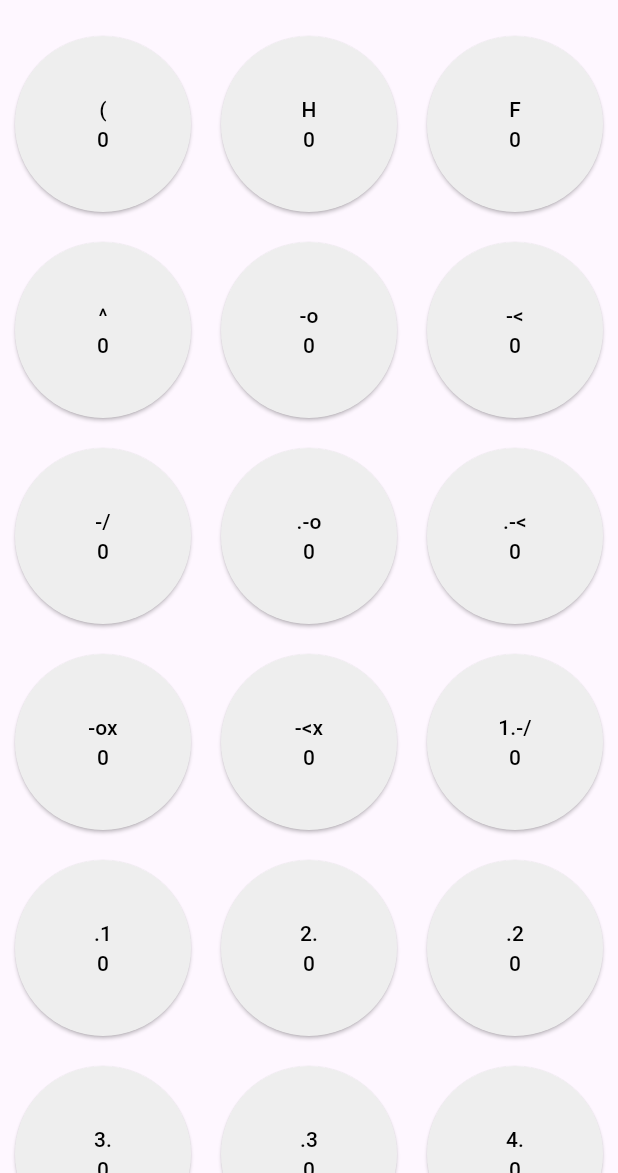
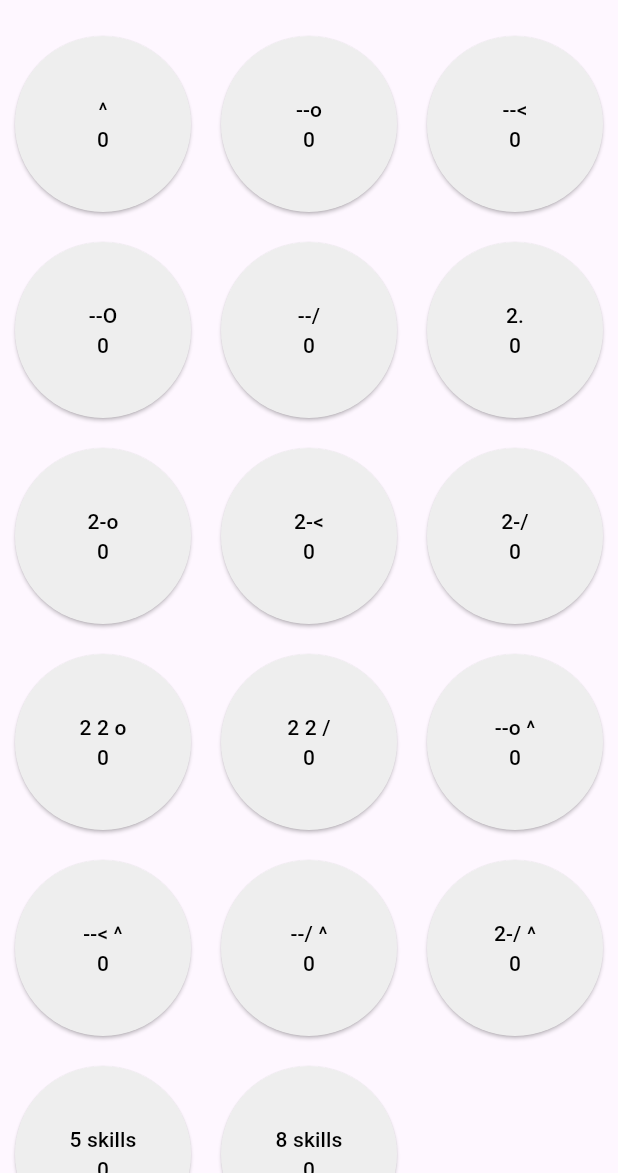
Before and after one commit to mikkel-convai/TumbleLog, a Flutter app: the screen it shows after launch, on a phone screen of 412 x 824 dp, the part 63-1236 px from its top. Run offline on Flutter 3.47's test engine with Material 3 defaults, Android fonts, the light colour scheme and no system bars; our stand-ins replace bloc, flutter_bloc, shared_preferences.

Commit message:
Editted list of skills

```diff
--- a/lib/constants.dart
+++ b/lib/constants.dart
@@ -1,17 +1,38 @@
 import 'package:tumblelog/models/skill_model.dart';
 
 List<Skill> defaultSkills = [
+  Skill(name: 'Whipback', symbol: '^', difficulty: 0.2),
+  Skill(name: 'Double back somersault tuck', symbol: '--o', difficulty: 2.0),
+  Skill(name: 'Double back somersault pike', symbol: '--<', difficulty: 2.2),
+  Skill(name: 'Double back somersault open', symbol: '--O', difficulty: 2.2),
+  Skill(
+      name: 'Double back somersault straight', symbol: '--/', difficulty: 2.4),
+  Skill(name: 'Full tuck', symbol: '2.', difficulty: 0.9),
+  Skill(name: 'Full-in tuck', symbol: '2-o', difficulty: 2.4),
+  Skill(name: 'Full-in pike', symbol: '2-<', difficulty: 2.6),
+  Skill(name: 'Full-in straight', symbol: '2-/', difficulty: 2.8),
+  Skill(name: 'Full Full tuck', symbol: '2 2 o', difficulty: 3.2),
+  Skill(name: 'Full Full straight', symbol: '2 2 /', difficulty: 3.6),
+  Skill(name: 'DB tuck whip', symbol: '--o ^', difficulty: 2.2),
+  Skill(name: 'DB pike whip', symbol: '--< ^', difficulty: 2.4),
+  Skill(name: 'DB straight whip', symbol: '--/ ^', difficulty: 2.6),
+  Skill(name: 'Full in straight whip', symbol: '2-/ ^', difficulty: 3.0),
+  Skill(name: '5 skills', symbol: '5 skills', difficulty: 5),
+  Skill(name: '8 skills', symbol: '8 skills', difficulty: 8),
+];
+
+List<Skill> allSkills = [
   Skill(name: 'Round-off', symbol: '(', difficulty: 0.1),
+  Skill(name: 'Flic-Flac', symbol: 'F', difficulty: 0.1),
   Skill(name: 'Front Handspring', symbol: 'H', difficulty: 0.1),
-  Skill(name: 'Flic-Flac', symbol: 'F', difficulty: 0.1),
-  Skill(name: 'Whipback (tempo salto)', symbol: '^', difficulty: 0.2),
+  Skill(name: 'Side somersault tuck', symbol: '-ox', difficulty: 0.5),
+  Skill(name: 'Side somersault pike', symbol: '-<x', difficulty: 0.6),
+  Skill(name: 'Whipback', symbol: '^', difficulty: 0.2),
   Skill(name: 'Back somersault tuck', symbol: '-o', difficulty: 0.5),
   Skill(name: 'Back somersault pike', symbol: '-<', difficulty: 0.6),
   Skill(name: 'Back somersault straight', symbol: '-/', difficulty: 0.6),
   Skill(name: 'Front somersault tuck', symbol: '.-o', difficulty: 0.6),
   Skill(name: 'Front somersault pike', symbol: '.-<', difficulty: 0.7),
-  Skill(name: 'Side somersault tuck', symbol: '-ox', difficulty: 0.5),
-  Skill(name: 'Side somersault pike', symbol: '-<x', difficulty: 0.6),
   Skill(name: 'Back somersault ½ twist', symbol: '1.-/', difficulty: 0.7),
   Skill(name: 'Barani', symbol: '.1', difficulty: 0.8),
   Skill(name: 'Back somersault 1/1 twist', symbol: '2.', difficulty: 0.9),
```
